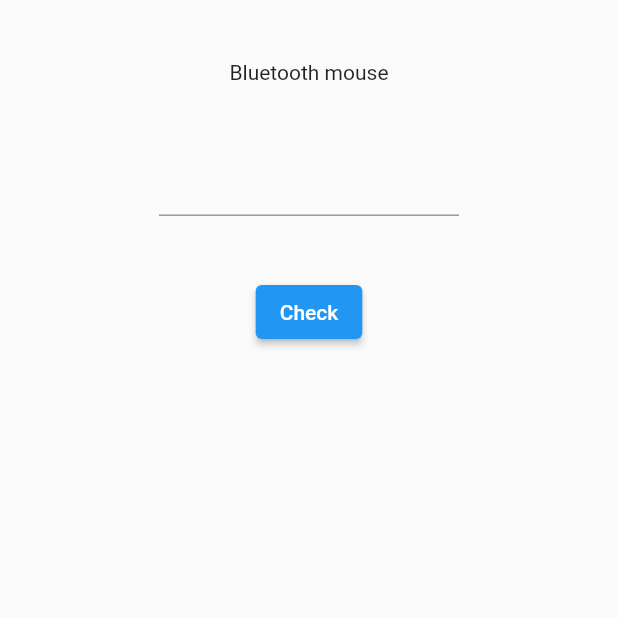
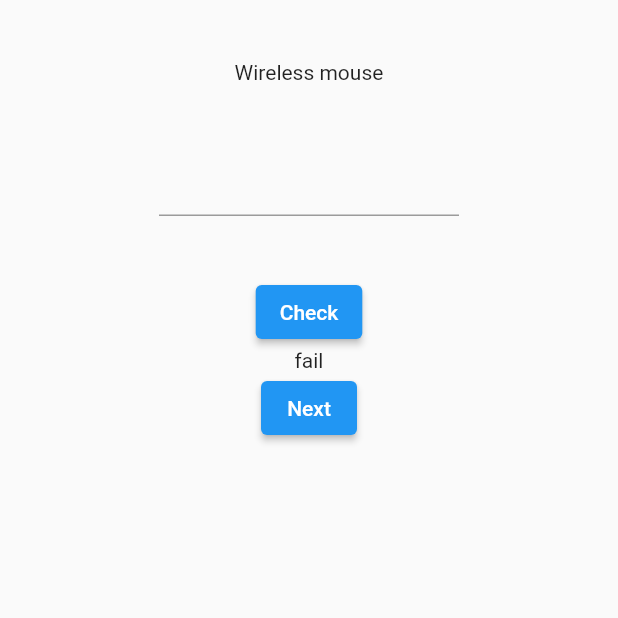
Before and after one commit to nguyendangy/-your_name_price, a Flutter app: the screen it shows after launch, after a tap on "Check", on a phone screen of 412 x 824 dp, the top half of it. Run offline on Flutter 3.47's test engine with Material 2 defaults, Android fonts, the phone set to English and light mode, and no system bars.

Commit message:
add check btn next btn

```diff
--- a/lib/home_page.dart
+++ /dev/null
@@ -1,27 +0,0 @@
-import 'package:flutter/material.dart';
-import 'package:flutter/services.dart';
-
-class HomePage extends StatelessWidget {
-  const HomePage({Key? key}) : super(key: key);
-
-  @override
-  Widget build(BuildContext context) {
-    return Scaffold(
-        body: Center(
-      child: Column(children: [
-        const Padding(padding: EdgeInsets.only(top: 40)),
-        const Text("Bluetooth mouse"),
-        const Padding(padding: EdgeInsets.only(top: 40)),
-        SizedBox(
-          width: 200,
-          child: TextField(
-            keyboardType: TextInputType.number,
-            inputFormatters: [FilteringTextInputFormatter.digitsOnly],
-          ),
-        ),
-        const Padding(padding: EdgeInsets.only(top: 40)),
-        ElevatedButton(onPressed: () {}, child: const Text("Check"))
-      ]),
-    ));
-  }
-}
--- a/lib/main.dart
+++ b/lib/main.dart
@@ -1,5 +1,5 @@
 import 'package:flutter/material.dart';
-import 'package:your_name_price/home_page.dart';
+import 'package:your_name_price/pages/home_page.dart';
 
 void main() {
   runApp(const MyApp());
--- /dev/null
+++ b/lib/pages/home_page.dart
@@ -0,0 +1,82 @@
+import 'package:flutter/material.dart';
+import 'package:flutter/services.dart';
+
+class ProducInfo {
+  final String name;
+  final double price;
+  ProducInfo(this.name, this.price);
+}
+
+final products = [
+  ProducInfo("Wireless mouse", 3),
+  ProducInfo("Keyboard", 5),
+  ProducInfo("Camera", 8),
+  ProducInfo("Speaker", 4),
+  ProducInfo("iPad", 1200),
+];
+
+class HomePage extends StatefulWidget {
+  const HomePage({Key? key}) : super(key: key);
+
+  @override
+  State<HomePage> createState() => _HomePageState();
+}
+
+class _HomePageState extends State<HomePage> {
+  int _currentProductIndex = 0;
+  int? _inputtedPrice;
+  String _result = '';
+  @override
+  Widget build(BuildContext context) {
+    return Scaffold(
+        body: Center(
+      child: Column(children: [
+        const Padding(padding: EdgeInsets.only(top: 40)),
+        Text(products[_currentProductIndex].name),
+        const Padding(padding: EdgeInsets.only(top: 40)),
+        SizedBox(
+          width: 200,
+          child: TextField(
+            key: const Key('priceInput'),
+            keyboardType: TextInputType.number,
+            inputFormatters: [FilteringTextInputFormatter.digitsOnly],
+            onChanged: (value) {
+              _inputtedPrice = int.tryParse(value);
+            },
+          ),
+        ),
+        const Padding(padding: EdgeInsets.only(top: 40)),
+        ElevatedButton(
+            onPressed: () {
+              setState(() {
+                _result = _inputtedPrice == products[_currentProductIndex].price
+                    ? 'pass'
+                    : 'fail';
+              });
+            },
+            child: const Text("Check")),
+        Visibility(
+          visible: _result.isNotEmpty,
+          child: Text(
+            _result,
+            key: const Key('result'),
+          ),
+        ),
+        Visibility(
+          visible: _result.isNotEmpty,
+          child: ElevatedButton(
+            onPressed: () {
+              setState(() {
+                _result = '';
+                if (_currentProductIndex < 4) {
+                  _currentProductIndex++;
+                }
+              });
+            },
+            child: const Text('Next'),
+          ),
+        ),
+      ]),
+    ));
+  }
+}
```
Also changed, not shown: 3 other files.
